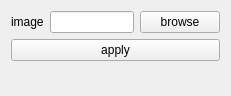
Old version of the form src/view/ui/LoadImage.ui in the repository Hboni/francis.
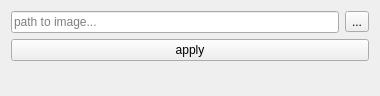
New version of the form.

Commit message: [#10] render file path visible

```diff
--- a/src/view/ui/LoadImage.ui
+++ b/src/view/ui/LoadImage.ui
@@ -6,7 +6,7 @@
    <rect>
     <x>0</x>
     <y>0</y>
-    <width>231</width>
+    <width>380</width>
     <height>96</height>
    </rect>
   </property>
@@ -19,19 +19,25 @@
      <item>
       <layout class="QHBoxLayout" name="horizontalLayout">
        <item>
-        <widget class="QLabel" name="label">
-         <property name="text">
-          <string>image</string>
+        <widget class="QLineEdit" name="path">
+         <property name="minimumSize">
+          <size>
+           <width>100</width>
+           <height>0</height>
+          </size>
+         </property>
+         <property name="dragEnabled">
+          <bool>true</bool>
+         </property>
+         <property name="placeholderText">
+          <string>path to image...</string>
          </property>
         </widget>
        </item>
        <item>
-        <widget class="QLineEdit" name="path"/>
-       </item>
-       <item>
-        <widget class="QPushButton" name="browse">
+        <widget class="QToolButton" name="browse">
          <property name="text">
-          <string>browse</string>
+          <string>...</string>
          </property>
         </widget>
        </item>
```
The commit also changes 3 other files.
